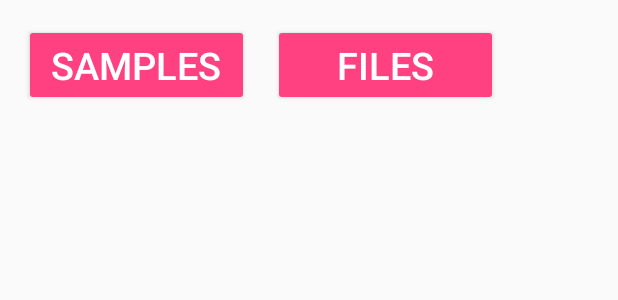
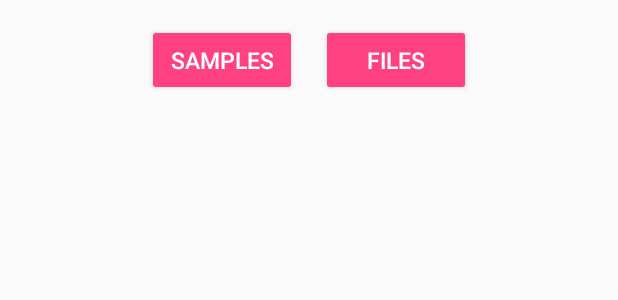
Before and after one commit to AndersKlint/Android_Fx_Recorder, an Android app: the layout load_chooser.xml on its own in the app's theme, with its tools: preview values and no code run, on a phone screen of 412 x 824 dp. Shown: the top 300 px of the screen. Run offline under Robolectric (Android 15) with nearby library versions, the phone set to English and light mode, and no system bars.

Commit message:
little cute bugfix push

```diff
--- a/app/src/main/java/com/example/anders/wellactually/SoundMixer.java
+++ b/app/src/main/java/com/example/anders/wellactually/SoundMixer.java
@@ -173,7 +173,7 @@ public final class SoundMixer {
                 handler.post(new Runnable() {
                     @Override
                     public void run() {
-                        updateState(STATE_READY_TO_PLAY);
+                        togglePlay();
                     }
                 });
             }
--- a/app/src/main/res/layout/load_chooser.xml
+++ b/app/src/main/res/layout/load_chooser.xml
@@ -8,19 +8,21 @@
     <android.support.constraint.ConstraintLayout
         android:id="@+id/linearLayout2"
         android:layout_width="wrap_content"
-        android:layout_height="wrap_content">
+        android:layout_height="wrap_content"
+        app:layout_constraintEnd_toEndOf="parent"
+        app:layout_constraintStart_toStartOf="parent">
 
         <Button
             android:id="@+id/load_samples_button"
             style="@style/Widget.AppCompat.Button.Colored"
-            android:layout_width="150dp"
+            android:layout_width="100dp"
             android:layout_height="wrap_content"
             android:layout_marginBottom="16dp"
             android:layout_marginEnd="16dp"
             android:layout_marginStart="16dp"
             android:layout_marginTop="16dp"
             android:text="Samples"
-            android:textSize="25sp"
+            android:textSize="15sp"
             app:layout_constraintBottom_toBottomOf="parent"
             app:layout_constraintEnd_toStartOf="@+id/load_files_button2"
             app:layout_constraintStart_toStartOf="parent"
@@ -29,13 +31,13 @@
         <Button
             android:id="@+id/load_files_button2"
             style="@style/Widget.AppCompat.Button.Colored"
-            android:layout_width="150dp"
+            android:layout_width="100dp"
             android:layout_height="wrap_content"
             android:layout_marginBottom="16dp"
             android:layout_marginEnd="16dp"
             android:layout_marginTop="16dp"
             android:text="Files"
-            android:textSize="25sp"
+            android:textSize="15sp"
             app:layout_constraintBottom_toBottomOf="parent"
             app:layout_constraintEnd_toEndOf="parent"
             app:layout_constraintTop_toTopOf="parent" />
```
